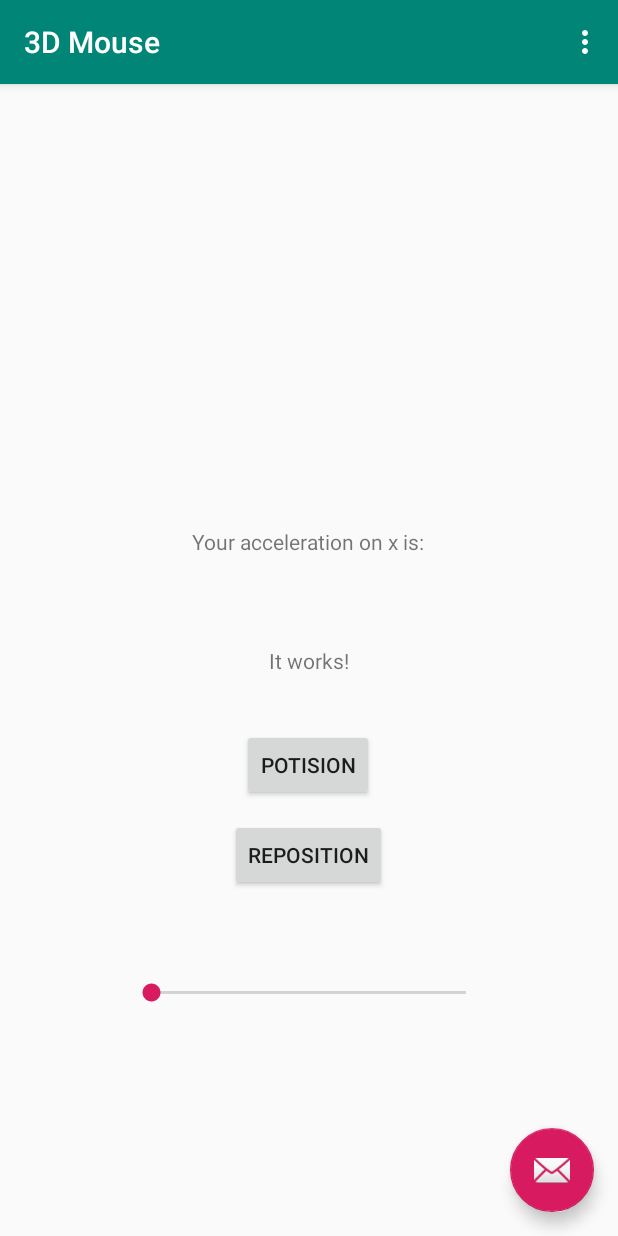
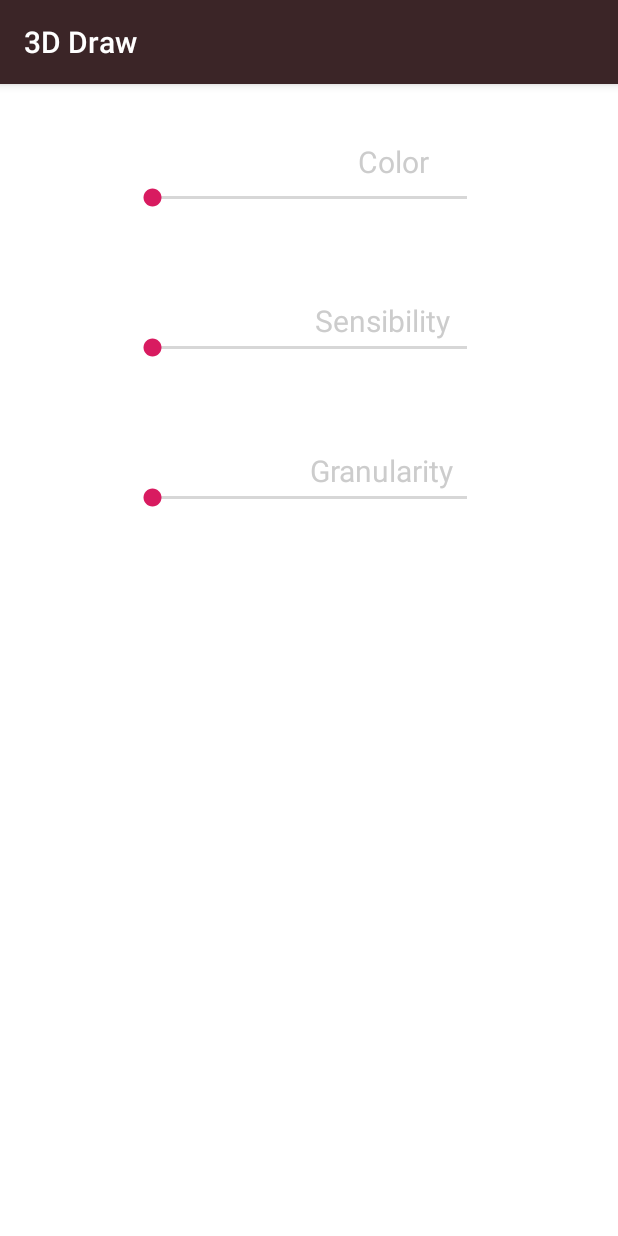
Before and after one commit to Tuddy18/android_3DMouse, an Android app: the screen it shows after launch (MainActivity before the commit, SettingsActivity after it), in the options menu, after a tap on "Settings", on a phone screen of 412 x 824 dp. Run offline under Robolectric (Android 15) with nearby library versions, the phone set to English and light mode, and no system bars.

Commit message:
activities

```diff
--- a/app/src/main/java/com/example/firstapp/MainActivity.java
+++ b/app/src/main/java/com/example/firstapp/activities/MainActivity.java
@@ -1,6 +1,9 @@
-package com.example.firstapp;
+package com.example.firstapp.activities;
 
 import android.content.Context;
+import android.content.Intent;
+import android.graphics.Color;
+import android.graphics.drawable.Drawable;
 import android.hardware.Sensor;
 import android.hardware.SensorEvent;
 import android.hardware.SensorEventListener;
@@ -10,13 +13,15 @@ import android.support.design.widget.FloatingActionButton;
 import android.support.design.widget.Snackbar;
 import android.support.v7.app.AppCompatActivity;
 import android.support.v7.widget.Toolbar;
+import android.view.MotionEvent;
+import android.view.View;
 import android.view.Menu;
 import android.view.MenuItem;
-import android.view.MotionEvent;
-import android.view.View;
 import android.widget.Button;
 import android.widget.SeekBar;
 import android.widget.TextView;
+
+import com.example.firstapp.R;
 
 public class MainActivity extends AppCompatActivity {
 
@@ -46,7 +51,13 @@ public class MainActivity extends AppCompatActivity {
             }
         });
 
+
         Button positionButton = findViewById(R.id.position);
+        Drawable rounded = getResources().getDrawable(R.drawable.roundedbutton);
+        positionButton.setBackground(rounded);
+
+
+
         positionButton.setOnTouchListener(new View.OnTouchListener() {
             @Override
             public boolean onTouch(View v, MotionEvent event) {
@@ -65,6 +76,10 @@ public class MainActivity extends AppCompatActivity {
         slider.setMax(50);
 
         final TextView accText = findViewById(R.id.acc_text);
+        accText.setTextColor(Color.LTGRAY);
+        accText.setTextSize(16);
+
+
         final TextView sliderText = findViewById(R.id.sliderText);
 
         SensorManager sensorManager = (SensorManager) getSystemService(Context.SENSOR_SERVICE);
@@ -111,8 +126,10 @@ public class MainActivity extends AppCompatActivity {
                         velocityY = 0;
                         velocityZ = 0;
 
-                        sensibility = slider.getProgress() / 10.0;
-                        sliderText.setText("Sensibility: " + sensibility);
+                        //sensibility = slider.getProgress() / 10.0;
+                        sensibility = 0.8;
+                        sliderText.setTextColor(Color.LTGRAY);
+                        //sliderText.setText("Sensibility: " + sensibility);
 
                     }
 
@@ -133,9 +150,9 @@ public class MainActivity extends AppCompatActivity {
             }
 
             public void displayPosition(double diffTime){
-                accText.setText("Your position on x is: " + positionX + " cm \n" +
-                        "Your position on y is: " + positionY + " cm \n" +
-                        "Your position on Z is: " + positionZ + " cm \n" +
+                accText.setText("Your position on x is: \n" + positionX + " cm \n" +
+                        "Your position on y is: \n" + positionY + " cm \n" +
+                        "Your position on Z is: \n" + positionZ + " cm \n" +
                         "Sample rate: " + diffTime);
             }
 
@@ -148,6 +165,7 @@ public class MainActivity extends AppCompatActivity {
         };
 
         Button repositionButton = findViewById(R.id.reposition);
+        repositionButton.setBackground(rounded);
         repositionButton.setOnClickListener(new View.OnClickListener() {
             @Override
             public void onClick(View v) {
@@ -166,6 +184,7 @@ public class MainActivity extends AppCompatActivity {
 
     @Override
     public boolean onOptionsItemSelected(MenuItem item) {
+        /*
         // Handle action bar item clicks here. The action bar will
         // automatically handle clicks on the Home/Up button, so long
         // as you specify a parent activity in AndroidManifest.xml.
@@ -176,6 +195,12 @@ public class MainActivity extends AppCompatActivity {
             return true;
         }
 
+        return super.onOptionsItemSelected(item);*/
+
+        if(item.getItemId() == R.id.action_settings) {
+            startActivity(new Intent(getApplicationContext(), SettingsActivity.class));
+        }
+
         return super.onOptionsItemSelected(item);
     }
 }
--- /dev/null
+++ b/app/src/main/java/com/example/firstapp/activities/PointerSettings.java
@@ -0,0 +1,40 @@
+package com.example.firstapp.activities;
+
+import com.example.firstapp.interfaces.IPointerSettings;
+
+public class PointerSettings implements IPointerSettings {
+
+    private String color = "#f4426b";
+    private double sensibility = 0.8;
+    private double granularity = 0.8;
+
+    @Override
+    public String getColor() {
+        return null;
+    }
+
+    @Override
+    public double getSensibility() {
+        return sensibility;
+    }
+
+    @Override
+    public double getGranularity() {
+        return granularity;
+    }
+
+    @Override
+    public void setColor(String color) {
+        this.color = color;
+    }
+
+    @Override
+    public void setSensibility(double sensibility) {
+        this.sensibility = sensibility;
+    }
+
+    @Override
+    public void setGranularity(double granularity) {
+        this.granularity = granularity;
+    }
+}
--- /dev/null
+++ b/app/src/main/java/com/example/firstapp/activities/SettingsActivity.java
@@ -0,0 +1,115 @@
+package com.example.firstapp.activities;
+
+import android.graphics.Color;
+import android.os.Bundle;
+import android.support.v7.app.AppCompatActivity;
+import android.support.v7.widget.Toolbar;
+import android.widget.SeekBar;
+import android.widget.TextView;
+
+import com.example.firstapp.R;
+import com.example.firstapp.interfaces.IPointerSettings;
+
+public class SettingsActivity extends AppCompatActivity{
+
+    private IPointerSettings pointerSettings;
+
+    @Override
+    protected void onCreate(Bundle savedInstanceState) {
+        super.onCreate(savedInstanceState);
+
+        pointerSettings = new PointerSettings();
+
+        setContentView(R.layout.settings);
+        Toolbar toolbar = findViewById(R.id.toolbar2);
+        setSupportActionBar(toolbar);
+
+        final SeekBar colorSlider = findViewById(R.id.slider);
+        colorSlider.setMax(50);
+
+        final TextView sliderText = findViewById(R.id.sliderText);
+
+        sliderText.setTextColor(Color.LTGRAY);
+        sliderText.setTextSize(20);
+        sliderText.setText("Color");
+
+        colorSlider.setOnSeekBarChangeListener(new SeekBar.OnSeekBarChangeListener() {
+            @Override
+            public void onProgressChanged(SeekBar seekBar, int progress, boolean fromUser) {
+                //pointerSettings.setColor(colorSlider.getProgress() / 10.0);
+
+                pointerSettings.setColor("#f4426b");
+
+                sliderText.setText("Color: " + pointerSettings.getColor());
+            }
+
+            @Override
+            public void onStartTrackingTouch(SeekBar seekBar) {
+
+            }
+
+            @Override
+            public void onStopTrackingTouch(SeekBar seekBar) {
+
+            }
+        });
+
+        final SeekBar sensibilitySlider = findViewById(R.id.slider2);
+        sensibilitySlider.setMax(50);
+
+        final TextView sliderText2 = findViewById(R.id.sliderText2);
+
+        sliderText2.setTextColor(Color.LTGRAY);
+        sliderText2.setTextSize(20);
+        sliderText2.setText("Sensibility");
+
+        sensibilitySlider.setOnSeekBarChangeListener(new SeekBar.OnSeekBarChangeListener() {
+            @Override
+            public void onProgressChanged(SeekBar seekBar, int progress, boolean fromUser) {
+                pointerSettings.setSensibility(sensibilitySlider.getProgress() / 10.0);
+
+                sliderText2.setText("Sensibility: " + pointerSettings.getSensibility());
+            }
+
+            @Override
+            public void onStartTrackingTouch(SeekBar seekBar) {
+
+            }
+
+            @Override
+            public void onStopTrackingTouch(SeekBar seekBar) {
+
+            }
+        });
+
+        final SeekBar granularitySlider = findViewById(R.id.slider3);
+        granularitySlider.setMax(50);
+
+        final TextView sliderText3 = findViewById(R.id.sliderText3);
+
+        sliderText3.setTextColor(Color.LTGRAY);
+        sliderText3.setTextSize(20);
+        sliderText3.setText("Granularity");
+
+        granularitySlider.setOnSeekBarChangeListener(new SeekBar.OnSeekBarChangeListener() {
+            @Override
+            public void onProgressChanged(SeekBar seekBar, int progress, boolean fromUser) {
+                pointerSettings.setGranularity(granularitySlider.getProgress() / 10.0);
+
+                sliderText3.setText("Granularity: " + pointerSettings.getGranularity());
+            }
+
+            @Override
+            public void onStartTrackingTouch(SeekBar seekBar) {
+
+            }
+
+            @Override
+            public void onStopTrackingTouch(SeekBar seekBar) {
+
+            }
+        });
+
+    }
+
+}
--- a/app/src/main/java/com/example/firstapp/interfaces/IPointerSettings.java
+++ b/app/src/main/java/com/example/firstapp/interfaces/IPointerSettings.java
@@ -6,4 +6,10 @@ public interface IPointerSettings {
     double getSensibility();
 
     double getGranularity();
+
+    void setColor(String color);
+
+    void setSensibility(double sensibility);
+
+    void setGranularity(double granularity);
 }
--- /dev/null
+++ b/app/src/main/res/drawable/roundedbutton.xml
@@ -0,0 +1,10 @@
+<?xml version="1.0" encoding="utf-8"?>
+<selector xmlns:android="http://schemas.android.com/apk/res/android">
+    <item>
+        <shape android:shape="oval">
+            <stroke android:color="@color/black" android:width="1dp" />
+            <solid android:color="@color/lightBrown"/>
+            <size android:width="100dp" android:height="100dp"/>
+        </shape>
+    </item>
+</selector>
--- a/app/src/main/res/layout/activity_main.xml
+++ b/app/src/main/res/layout/activity_main.xml
@@ -4,7 +4,8 @@
     xmlns:tools="http://schemas.android.com/tools"
     android:layout_width="match_parent"
     android:layout_height="match_parent"
-    tools:context=".MainActivity">
+    tools:context=".activities.MainActivity"
+    android:background="@color/white">
 
     <android.support.design.widget.AppBarLayout
         android:layout_width="match_parent"
@@ -14,8 +15,9 @@
         <android.support.v7.widget.Toolbar
             android:id="@+id/toolbar"
             android:layout_width="match_parent"
-            android:layout_height="?attr/actionBarSize"
-            android:background="?attr/colorPrimary"
+            android:layout_height="match_parent"
+            android:background="@color/brown"
+            android:baselineAligned="false"
             app:popupTheme="@style/AppTheme.PopupOverlay" />
 
     </android.support.design.widget.AppBarLayout>
--- a/app/src/main/res/layout/content_main.xml
+++ b/app/src/main/res/layout/content_main.xml
@@ -5,7 +5,7 @@
     android:layout_width="match_parent"
     android:layout_height="match_parent"
     app:layout_behavior="@string/appbar_scrolling_view_behavior"
-    tools:context=".MainActivity"
+    tools:context=".activities.MainActivity"
     tools:showIn="@layout/activity_main">
 
     <TextView
@@ -22,7 +22,7 @@
         android:id="@+id/position"
         android:layout_width="wrap_content"
         android:layout_height="wrap_content"
-        android:layout_marginTop="36dp"
+        android:layout_marginTop="20dp"
         android:text="Potision"
         app:layout_constraintHorizontal_bias="0.498"
         app:layout_constraintLeft_toLeftOf="parent"
--- /dev/null
+++ b/app/src/main/res/layout/settings.xml
@@ -0,0 +1,97 @@
+<?xml version="1.0" encoding="utf-8"?>
+<android.support.constraint.ConstraintLayout xmlns:android="http://schemas.android.com/apk/res/android"
+    xmlns:app="http://schemas.android.com/apk/res-auto"
+    xmlns:tools="http://schemas.android.com/tools"
+    android:layout_width="match_parent"
+    android:layout_height="match_parent"
+    android:background="@color/white"
+    tools:context=".activities.SettingsActivity">
+
+    <android.support.design.widget.AppBarLayout
+        android:id="@+id/appBarLayout"
+        android:layout_width="match_parent"
+        android:layout_height="wrap_content"
+        android:theme="@style/AppTheme.AppBarOverlay"
+        app:layout_constraintEnd_toStartOf="@+id/sliderText"
+        app:layout_constraintStart_toStartOf="@+id/sliderText"
+        app:layout_constraintTop_toTopOf="parent">
+
+        <android.support.v7.widget.Toolbar
+            android:id="@+id/toolbar2"
+            android:layout_width="match_parent"
+            android:layout_height="match_parent"
+            android:background="@color/brown"
+            app:popupTheme="@style/AppTheme.PopupOverlay" />
+
+    </android.support.design.widget.AppBarLayout>
+
+    <SeekBar
+        android:id="@+id/slider"
+        android:layout_width="242dp"
+        android:layout_height="24dp"
+        android:layout_marginTop="120dp"
+        app:layout_constraintEnd_toEndOf="parent"
+        app:layout_constraintHorizontal_bias="0.502"
+        app:layout_constraintStart_toStartOf="parent"
+        app:layout_constraintTop_toTopOf="parent" />
+
+    <TextView
+        android:id="@+id/sliderText"
+        android:layout_width="wrap_content"
+        android:layout_height="wrap_content"
+        android:text=""
+        app:layout_constraintBottom_toBottomOf="@+id/slider"
+        app:layout_constraintHorizontal_bias="0.654"
+        app:layout_constraintLeft_toLeftOf="parent"
+        app:layout_constraintRight_toRightOf="parent"
+        app:layout_constraintTop_toTopOf="parent"
+        app:layout_constraintVertical_bias="0.808" />
+
+    <SeekBar
+        android:id="@+id/slider2"
+        android:layout_width="242dp"
+        android:layout_height="24dp"
+        android:layout_marginTop="220dp"
+        app:layout_constraintEnd_toEndOf="parent"
+        app:layout_constraintHorizontal_bias="0.502"
+        app:layout_constraintStart_toStartOf="parent"
+        app:layout_constraintTop_toTopOf="parent" />
+
+    <TextView
+        android:id="@+id/sliderText2"
+        android:layout_width="wrap_content"
+        android:layout_height="wrap_content"
+        android:layout_marginTop="200dp"
+        android:text=""
+        app:layout_constraintBottom_toBottomOf="@+id/slider2"
+        app:layout_constraintHorizontal_bias="0.653"
+        app:layout_constraintLeft_toLeftOf="parent"
+        app:layout_constraintRight_toRightOf="parent"
+        app:layout_constraintTop_toTopOf="parent"
+        app:layout_constraintVertical_bias="0.0"/>
+
+    <SeekBar
+        android:id="@+id/slider3"
+        android:layout_width="242dp"
+        android:layout_height="24dp"
+        android:layout_marginTop="320dp"
+        app:layout_constraintHorizontal_bias="0.502"
+        app:layout_constraintLeft_toLeftOf="parent"
+        app:layout_constraintRight_toRightOf="parent"
+        app:layout_constraintTop_toTopOf="parent" />
+
+    <TextView
+        android:id="@+id/sliderText3"
+        android:layout_width="wrap_content"
+        android:layout_height="wrap_content"
+        android:layout_marginTop="300dp"
+        android:text=""
+        app:layout_constraintBottom_toBottomOf="@+id/slider3"
+        app:layout_constraintHorizontal_bias="0.653"
+        app:layout_constraintLeft_toLeftOf="parent"
+        app:layout_constraintRight_toRightOf="parent"
+        app:layout_constraintTop_toTopOf="parent"
+        app:layout_constraintVertical_bias="0.0" />
+
+
+</android.support.constraint.ConstraintLayout>
--- a/app/src/main/res/menu/menu_main.xml
+++ b/app/src/main/res/menu/menu_main.xml
@@ -1,8 +1,13 @@
 <menu xmlns:android="http://schemas.android.com/apk/res/android"
     xmlns:app="http://schemas.android.com/apk/res-auto"
     xmlns:tools="http://schemas.android.com/tools"
-    tools:context="com.example.firstapp.MainActivity"
+    tools:context="com.example.firstapp.activities.MainActivity"
     tools:showIn="@layout/activity_main">
+    <item
+        android:id="@+id/action_about"
+        android:orderInCategory="100"
+        android:title="@string/action_about"
+        app:showAsAction="never" />
     <item
         android:id="@+id/action_settings"
         android:orderInCategory="100"
--- a/app/src/main/res/values/strings.xml
+++ b/app/src/main/res/values/strings.xml
@@ -1,4 +1,10 @@
 <resources>
-    <string name="app_name">3D Mouse</string>
+    <string name="app_name">3D Draw</string>
     <string name="action_settings">Settings</string>
+    <string name="action_about">About</string>
+    <color name="brown">#3B2527</color>
+    <color name="lightBrown">#B49895</color>
+    <color name="white">#ffff</color>
+    <color name="beige">#c4dad8</color>
+    <color name="black">#123</color>
 </resources>
--- a/app/src/main/res/values/styles.xml
+++ b/app/src/main/res/values/styles.xml
@@ -4,7 +4,7 @@
     <style name="AppTheme" parent="Theme.AppCompat.Light.DarkActionBar">
         <!-- Customize your theme here. -->
         <item name="colorPrimary">@color/colorPrimary</item>
-        <item name="colorPrimaryDark">@color/colorPrimaryDark</item>
+        <item name="colorPrimaryDark">#3B2527</item>
         <item name="colorAccent">@color/colorAccent</item>
     </style>
 
```
Also changed, not shown: app/src/main/AndroidManifest.xml (+12 -1 lines), app/src/main/res/drawable/background.jpg (added), app/src/main/res/drawable/background4.jpg (added).
